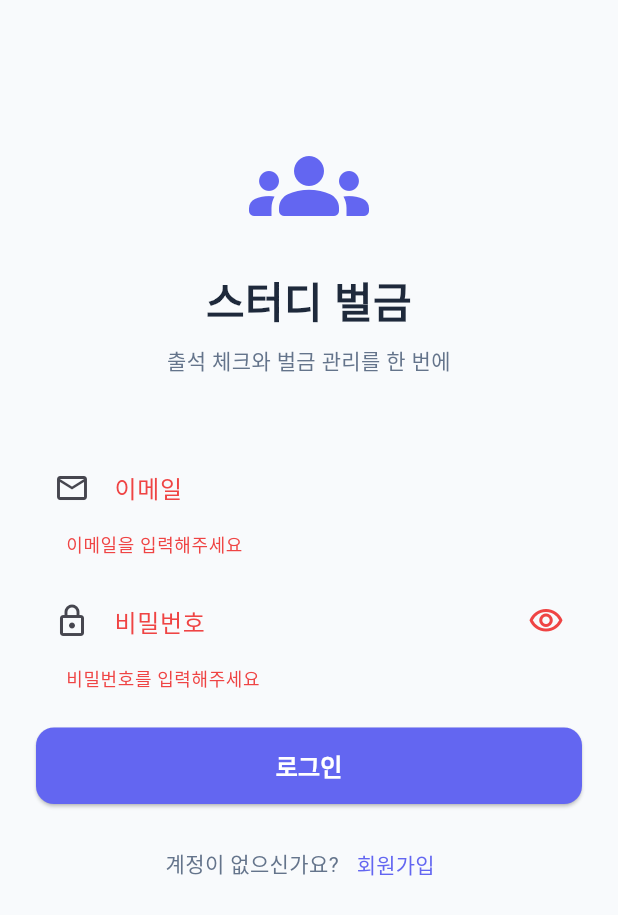
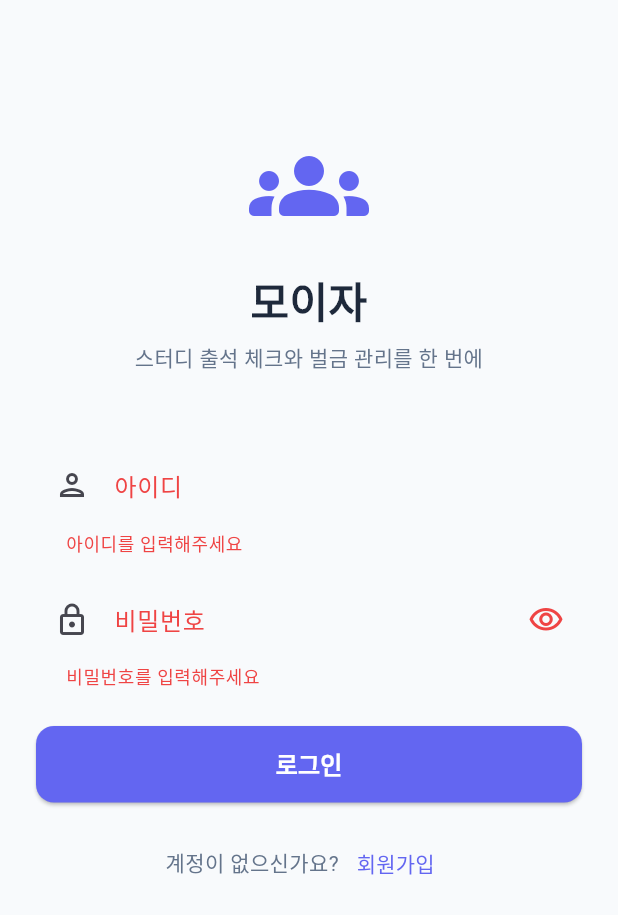
Before and after one commit to StandardJun/Moiza, a Flutter app: the screen it shows after launch, after a tap on "로그인", on a phone screen of 412 x 824 dp. Shown: the top 915 px of the screen. Run offline on Flutter 3.47's test engine with Material 3 defaults, Android fonts, the phone set to English and light mode, and no system bars; our stand-ins replace cloud_firestore, firebase_auth, firebase_core, go_router, google_mobile_ads; accounts and stored records are empty; generated files the repository leaves out were written again; network calls fail.

Commit message:
Change from email-based to username-based authentication
- Replace email field with username in UserModel
- Use internal email format (username@moiza.app) for Firebase Auth
- Update login/signup screens for username input
- Add username validation (4-20 chars, alphanumeric + underscore)
- Add username availability check before registration
- Update error messages for username context

Co-Authored-By: Claude Opus 4.5 <noreply@anthropic.com>

```diff
--- a/lib/models/user_model.dart
+++ b/lib/models/user_model.dart
@@ -2,7 +2,7 @@ import 'package:cloud_firestore/cloud_firestore.dart';
 
 class UserModel {
   final String id;
-  final String email;
+  final String username;
   final String displayName;
   final String? photoUrl;
   final DateTime createdAt;
@@ -10,7 +10,7 @@ class UserModel {
 
   UserModel({
     required this.id,
-    required this.email,
+    required this.username,
     required this.displayName,
     this.photoUrl,
     required this.createdAt,
@@ -21,7 +21,7 @@ class UserModel {
     final data = doc.data() as Map<String, dynamic>;
     return UserModel(
       id: doc.id,
-      email: data['email'] ?? '',
+      username: data['username'] ?? data['email'] ?? '',
       displayName: data['displayName'] ?? '',
       photoUrl: data['photoUrl'],
       createdAt: (data['createdAt'] as Timestamp?)?.toDate() ?? DateTime.now(),
@@ -31,7 +31,7 @@ class UserModel {
 
   Map<String, dynamic> toFirestore() {
     return {
-      'email': email,
+      'username': username,
       'displayName': displayName,
       'photoUrl': photoUrl,
       'createdAt': Timestamp.fromDate(createdAt),
@@ -41,7 +41,7 @@ class UserModel {
 
   UserModel copyWith({
     String? id,
-    String? email,
+    String? username,
     String? displayName,
     String? photoUrl,
     DateTime? createdAt,
@@ -49,7 +49,7 @@ class UserModel {
   }) {
     return UserModel(
       id: id ?? this.id,
-      email: email ?? this.email,
+      username: username ?? this.username,
       displayName: displayName ?? this.displayName,
       photoUrl: photoUrl ?? this.photoUrl,
       createdAt: createdAt ?? this.createdAt,
--- a/lib/screens/auth/login_screen.dart
+++ b/lib/screens/auth/login_screen.dart
@@ -15,13 +15,13 @@ class LoginScreen extends StatefulWidget {
 
 class _LoginScreenState extends State<LoginScreen> {
   final _formKey = GlobalKey<FormState>();
-  final _emailController = TextEditingController();
+  final _usernameController = TextEditingController();
   final _passwordController = TextEditingController();
   bool _obscurePassword = true;
 
   @override
   void dispose() {
-    _emailController.dispose();
+    _usernameController.dispose();
     _passwordController.dispose();
     super.dispose();
   }
@@ -31,7 +31,7 @@ class _LoginScreenState extends State<LoginScreen> {
 
     final authProvider = context.read<AuthProvider>();
     final success = await authProvider.signIn(
-      email: _emailController.text.trim(),
+      username: _usernameController.text.trim(),
       password: _passwordController.text,
     );
 
@@ -72,7 +72,7 @@ class _LoginScreenState extends State<LoginScreen> {
                       ),
                       const SizedBox(height: 16),
                       const Text(
-                        '스터디 벌금',
+                        '모이자',
                         textAlign: TextAlign.center,
                         style: TextStyle(
                           fontSize: 28,
@@ -82,7 +82,7 @@ class _LoginScreenState extends State<LoginScreen> {
                       ),
                       const SizedBox(height: 8),
                       const Text(
-                        '출석 체크와 벌금 관리를 한 번에',
+                        '스터디 출석 체크와 벌금 관리를 한 번에',
                         textAlign: TextAlign.center,
                         style: TextStyle(
                           fontSize: 14,
@@ -91,20 +91,25 @@ class _LoginScreenState extends State<LoginScreen> {
                       ),
                       const SizedBox(height: 48),
 
-                      // 이메일 입력
+                      // 아이디 입력
                       TextFormField(
-                        controller: _emailController,
-                        keyboardType: TextInputType.emailAddress,
+                        controller: _usernameController,
+                        keyboardType: TextInputType.text,
+                        autocorrect: false,
                         decoration: const InputDecoration(
-                          labelText: '이메일',
-                          prefixIcon: Icon(Icons.email_outlined),
+                          labelText: '아이디',
+                          prefixIcon: Icon(Icons.person_outlined),
+                          hintText: '영문, 숫자 조합',
                         ),
                         validator: (value) {
                           if (value == null || value.isEmpty) {
-                            return '이메일을 입력해주세요';
+                            return '아이디를 입력해주세요';
                           }
-                          if (!value.contains('@')) {
-                            return '유효한 이메일 형식이 아닙니다';
+                          if (value.length < 4) {
+                            return '아이디는 4자 이상이어야 합니다';
+                          }
+                          if (!RegExp(r'^[a-zA-Z0-9_]+$').hasMatch(value)) {
+                            return '영문, 숫자, 밑줄(_)만 사용 가능합니다';
                           }
                           return null;
                         },
--- a/lib/screens/auth/signup_screen.dart
+++ b/lib/screens/auth/signup_screen.dart
@@ -16,7 +16,7 @@ class SignupScreen extends StatefulWidget {
 class _SignupScreenState extends State<SignupScreen> {
   final _formKey = GlobalKey<FormState>();
   final _nameController = TextEditingController();
-  final _emailController = TextEditingController();
+  final _usernameController = TextEditingController();
   final _passwordController = TextEditingController();
   final _confirmPasswordController = TextEditingController();
   bool _obscurePassword = true;
@@ -25,7 +25,7 @@ class _SignupScreenState extends State<SignupScreen> {
   @override
   void dispose() {
     _nameController.dispose();
-    _emailController.dispose();
+    _usernameController.dispose();
     _passwordController.dispose();
     _confirmPasswordController.dispose();
     super.dispose();
@@ -36,7 +36,7 @@ class _SignupScreenState extends State<SignupScreen> {
 
     final authProvider = context.read<AuthProvider>();
     final success = await authProvider.signUp(
-      email: _emailController.text.trim(),
+      username: _usernameController.text.trim(),
       password: _passwordController.text,
       displayName: _nameController.text.trim(),
     );
@@ -79,7 +79,8 @@ class _SignupScreenState extends State<SignupScreen> {
                         controller: _nameController,
                         decoration: const InputDecoration(
                           labelText: '이름',
-                          prefixIcon: Icon(Icons.person_outlined),
+                          prefixIcon: Icon(Icons.badge_outlined),
+                          hintText: '앱에서 표시될 이름',
                         ),
                         validator: (value) {
                           if (value == null || value.isEmpty) {
@@ -90,20 +91,28 @@ class _SignupScreenState extends State<SignupScreen> {
                       ),
                       const SizedBox(height: 16),
 
-                      // 이메일 입력
+                      // 아이디 입력
                       TextFormField(
-                        controller: _emailController,
-                        keyboardType: TextInputType.emailAddress,
+                        controller: _usernameController,
+                        keyboardType: TextInputType.text,
+                        autocorrect: false,
                         decoration: const InputDecoration(
-                          labelText: '이메일',
-                          prefixIcon: Icon(Icons.email_outlined),
+                          labelText: '아이디',
+                          prefixIcon: Icon(Icons.person_outlined),
+                          hintText: '영문, 숫자, 밑줄(_) 4자 이상',
                         ),
                         validator: (value) {
                           if (value == null || value.isEmpty) {
-                            return '이메일을 입력해주세요';
+                            return '아이디를 입력해주세요';
                           }
-                          if (!value.contains('@')) {
-                            return '유효한 이메일 형식이 아닙니다';
+                          if (value.length < 4) {
+                            return '아이디는 4자 이상이어야 합니다';
+                          }
+                          if (value.length > 20) {
+                            return '아이디는 20자 이하여야 합니다';
+                          }
+                          if (!RegExp(r'^[a-zA-Z0-9_]+$').hasMatch(value)) {
+                            return '영문, 숫자, 밑줄(_)만 사용 가능합니다';
                           }
                           return null;
                         },
@@ -117,6 +126,7 @@ class _SignupScreenState extends State<SignupScreen> {
                         decoration: InputDecoration(
                           labelText: '비밀번호',
                           prefixIcon: const Icon(Icons.lock_outlined),
+                          hintText: '6자 이상',
                           suffixIcon: IconButton(
                             icon: Icon(
                               _obscurePassword
--- a/lib/services/auth_service.dart
+++ b/lib/services/auth_service.dart
@@ -10,21 +10,40 @@ class AuthService {
   User? get currentUser => _auth.currentUser;
   Stream<User?> get authStateChanges => _auth.authStateChanges();
 
-  Future<UserModel?> signUpWithEmail({
-    required String email,
+  // 아이디를 내부 이메일 형식으로 변환 (Firebase Auth는 이메일 기반)
+  String _usernameToEmail(String username) => '${username.toLowerCase()}@moiza.app';
+
+  // 아이디 중복 확인
+  Future<bool> isUsernameAvailable(String username) async {
+    final query = await _firestore
+        .collection(AppConstants.usersCollection)
+        .where('username', isEqualTo: username.toLowerCase())
+        .limit(1)
+        .get();
+    return query.docs.isEmpty;
+  }
+
+  Future<UserModel?> signUp({
+    required String username,
     required String password,
     required String displayName,
   }) async {
     try {
+      // 아이디 중복 확인
+      if (!await isUsernameAvailable(username)) {
+        throw '이미 사용 중인 아이디입니다.';
+      }
+
+      final internalEmail = _usernameToEmail(username);
       final credential = await _auth.createUserWithEmailAndPassword(
-        email: email,
+        email: internalEmail,
         password: password,
       );
 
       if (credential.user != null) {
         final userModel = UserModel(
           id: credential.user!.uid,
-          email: email,
+          username: username.toLowerCase(),
           displayName: displayName,
           createdAt: DateTime.now(),
         );
@@ -40,17 +59,19 @@ class AuthService {
     } on FirebaseAuthException catch (e) {
       throw _handleAuthException(e.code);
     } catch (e) {
+      if (e is String) rethrow;
       throw '회원가입 중 오류가 발생했습니다: $e';
     }
   }
 
-  Future<UserModel?> signInWithEmail({
-    required String email,
+  Future<UserModel?> signIn({
+    required String username,
     required String password,
   }) async {
     try {
+      final internalEmail = _usernameToEmail(username);
       final credential = await _auth.signInWithEmailAndPassword(
-        email: email,
+        email: internalEmail,
         password: password,
       );
 
@@ -93,15 +114,15 @@ class AuthService {
       case 'weak-password':
         return '비밀번호가 너무 약합니다. (6자 이상)';
       case 'email-already-in-use':
-        return '이미 사용 중인 이메일입니다.';
+        return '이미 사용 중인 아이디입니다.';
       case 'invalid-email':
-        return '유효하지 않은 이메일 형식입니다.';
+        return '유효하지 않은 아이디 형식입니다.';
       case 'user-not-found':
-        return '존재하지 않는 계정입니다.';
+        return '존재하지 않는 아이디입니다.';
       case 'wrong-password':
         return '비밀번호가 틀렸습니다.';
       case 'invalid-credential':
-        return '이메일 또는 비밀번호가 올바르지 않습니다.';
+        return '아이디 또는 비밀번호가 올바르지 않습니다.';
       case 'user-disabled':
         return '비활성화된 계정입니다.';
       case 'too-many-requests':
```
Also changed, not shown: lib/providers/auth_provider.dart (+6 -6 lines).
